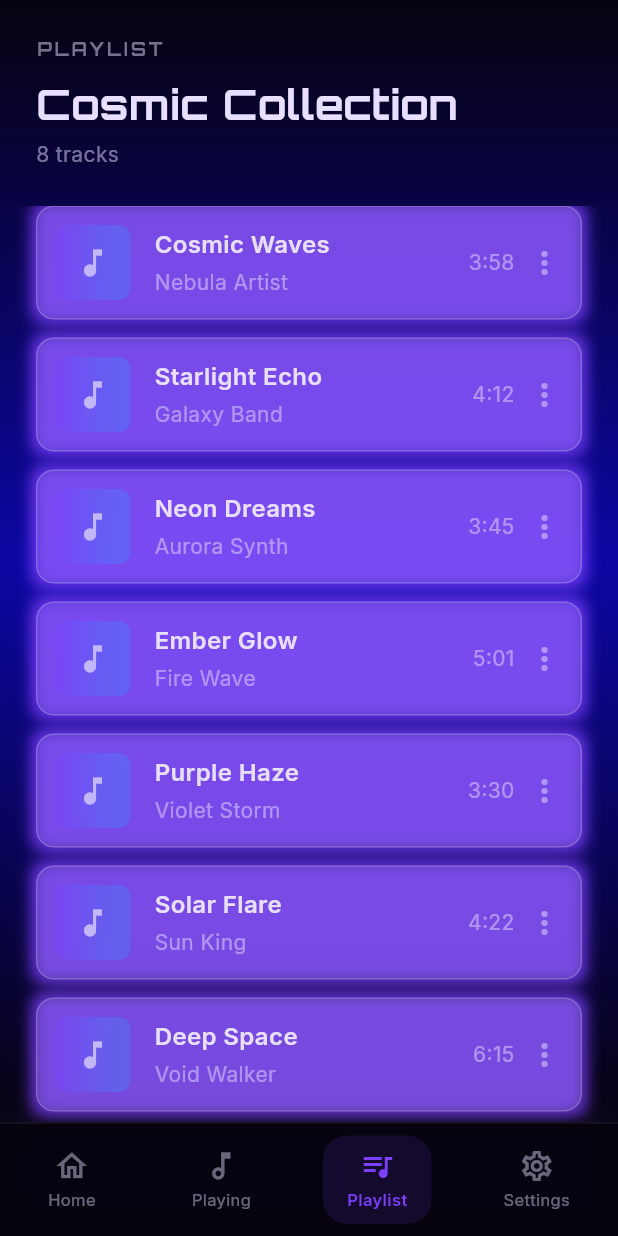
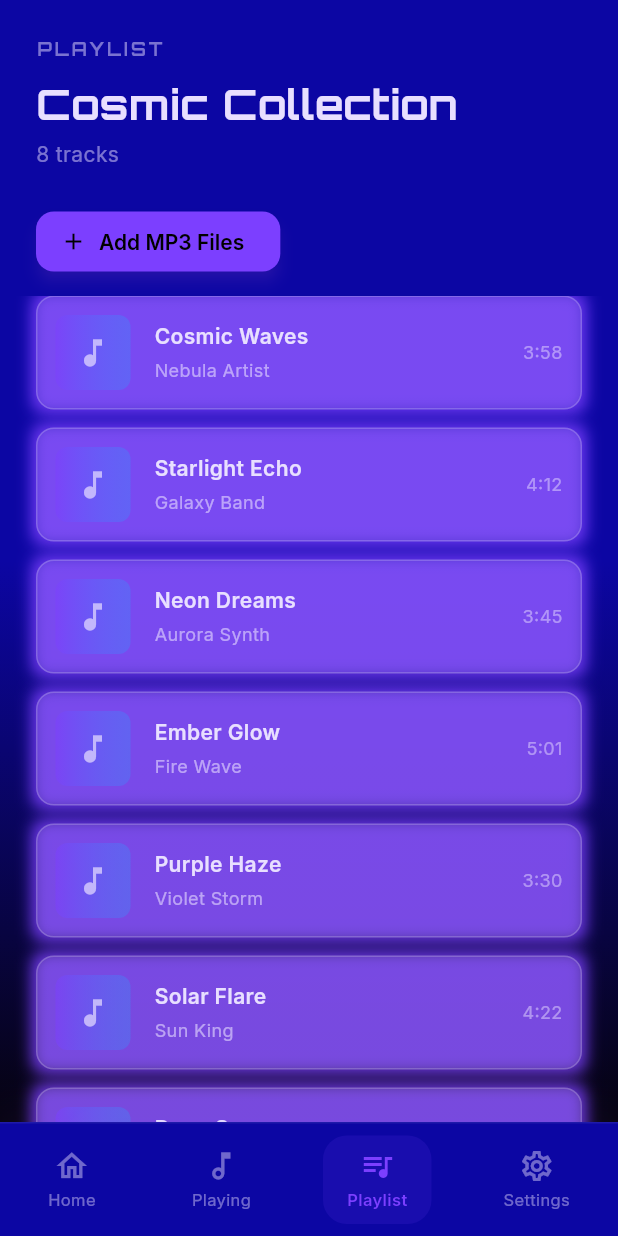
Before and after one commit to tijanikarim-blip/cosmic-music-player, a Flutter app: the MainNavigation screen opened directly, swiped to page 3, on a phone screen of 412 x 824 dp. Run offline on Flutter 3.47's test engine with Material 3 defaults, Android fonts, the phone set to English and light mode, and no system bars; our stand-ins replace file_picker, google_fonts, permission_handler.

Commit message:
Fix theme background + add MP3 file picker with permissions
- Update background colors to be more visible
- Fix WelcomeScreen theme persistence
- Add file_picker and permission_handler
- Add MP3 picker button to PlaylistScreen
- Add Android/iOS permissions for storage access

```diff
--- a/lib/core/theme/music_theme.dart
+++ b/lib/core/theme/music_theme.dart
@@ -5,31 +5,31 @@ enum MusicThemeType { emberOdyssey, auroraWave, goldenEclipse, galaxyStorm, imme
 
 class MusicTheme {
   // Ember Odyssey Theme
-  static const Color emberBg = Color(0xFF0D0501);
+  static const Color emberBg = Color(0xFF1A0A02);
   static const Color emberPrimary = Color(0xFFFF4500);
   static const Color emberSecondary = Color(0xFFFF8C00);
   static const Color emberText = Color(0xFFFFD580);
 
   // Aurora Wave Theme
-  static const Color auroraBg = Color(0xFF050A14);
+  static const Color auroraBg = Color(0xFF0A1428);
   static const Color auroraPrimary = Color(0xFF00E5FF);
   static const Color auroraSecondary = Color(0xFF7B2FFF);
   static const Color auroraText = Color(0xFFE0F7FF);
 
   // Golden Eclipse Theme
-  static const Color goldenBg = Color(0xFF080600);
+  static const Color goldenBg = Color(0xFF1A1400);
   static const Color goldenPrimary = Color(0xFFFFB800);
   static const Color goldenSecondary = Color(0xFFD4820A);
   static const Color goldenText = Color(0xFFFFF3CC);
 
   // Galaxy Storm Theme
-  static const Color galaxyBg = Color(0xFF06030F);
+  static const Color galaxyBg = Color(0xFF0C06A3);
   static const Color galaxyPrimary = Color(0xFF7C3FFF);
   static const Color galaxySecondary = Color(0xFF2D9CFF);
   static const Color galaxyText = Color(0xFFE8DFFF);
 
   // Immersive/Cosmic Deep Theme
-  static const Color immersiveBg = Color(0xFF04020E);
+  static const Color immersiveBg = Color(0xFF080428);
   static const Color immersivePrimary = Color(0xFFC040FF);
   static const Color immersiveSecondary = Color(0xFF4B00CC);
   static const Color immersiveText = Color(0xFFDDD0FF);
--- a/lib/screens/playlist_screen.dart
+++ b/lib/screens/playlist_screen.dart
@@ -1,14 +1,21 @@
 import 'package:flutter/material.dart';
 import 'package:google_fonts/google_fonts.dart';
 import 'package:provider/provider.dart';
+import 'package:permission_handler/permission_handler.dart';
+import 'package:file_picker/file_picker.dart';
 import '../core/theme/music_theme.dart';
 import '../core/theme/theme_provider.dart';
 import '../widgets/glass_container.dart';
 
-class PlaylistScreen extends StatelessWidget {
+class PlaylistScreen extends StatefulWidget {
   const PlaylistScreen({super.key});
 
-  final List<Map<String, String>> _songs = const [
+  @override
+  State<PlaylistScreen> createState() => _PlaylistScreenState();
+}
+
+class _PlaylistScreenState extends State<PlaylistScreen> {
+  List<Map<String, String>> _songs = const [
     {'title': 'Cosmic Waves', 'artist': 'Nebula Artist', 'duration': '3:58'},
     {'title': 'Starlight Echo', 'artist': 'Galaxy Band', 'duration': '4:12'},
     {'title': 'Neon Dreams', 'artist': 'Aurora Synth', 'duration': '3:45'},
@@ -18,6 +25,41 @@ class PlaylistScreen extends StatelessWidget {
     {'title': 'Deep Space', 'artist': 'Void Walker', 'duration': '6:15'},
     {'title': 'Golden Hour', 'artist': 'Eclipse Sound', 'duration': '3:58'},
   ];
+
+  Future<void> _pickMP3Files() async {
+    // Request storage permission
+    if (await Permission.storage.request().isGranted) {
+      final result = await FilePicker.platform.pickFiles(
+        type: FileType.custom,
+        allowedExtensions: ['mp3'],
+        allowMultiple: true,
+      );
+      if (result != null) {
+        setState(() {
+          for (var file in result.files) {
+            _songs = [..._songs, {'title': file.name, 'artist': 'Unknown', 'duration': '0:00'}];
+          }
+        });
+      }
+    } else {
+      // Show dialog if permission denied
+      if (mounted) {
+        showDialog(
+          context: context,
+          builder: (context) => AlertDialog(
+            title: const Text('Permission Required'),
+            content: const Text('Storage permission is needed to access MP3 files.'),
+            actions: [
+              TextButton(
+                onPressed: () => Navigator.pop(context),
+                child: const Text('OK'),
+              ),
+            ],
+          ),
+        );
+      }
+    }
+  }
 
   @override
   Widget build(BuildContext context) {
@@ -67,6 +109,22 @@ class PlaylistScreen extends StatelessWidget {
                 ],
               ),
             ),
+            Padding(
+              padding: const EdgeInsets.symmetric(horizontal: 24),
+              child: ElevatedButton.icon(
+                onPressed: _pickMP3Files,
+                icon: const Icon(Icons.add, size: 18),
+                label: const Text('Add MP3 Files'),
+                style: ElevatedButton.styleFrom(
+                  backgroundColor: primaryColor,
+                  foregroundColor: Colors.black,
+                  shape: RoundedRectangleBorder(
+                    borderRadius: BorderRadius.circular(12),
+                  ),
+                ),
+              ),
+            ),
+            const SizedBox(height: 12),
             Expanded(
               child: ListView.builder(
                 padding: const EdgeInsets.symmetric(horizontal: 24),
@@ -100,7 +158,7 @@ class PlaylistScreen extends StatelessWidget {
                                 Text(
                                   song['title']!,
                                   style: GoogleFonts.inter(
-                                    fontSize: 16,
+                                    fontSize: 14,
                                     fontWeight: FontWeight.w600,
                                     color: textColor,
                                   ),
@@ -109,8 +167,8 @@ class PlaylistScreen extends StatelessWidget {
                                 Text(
                                   song['artist']!,
                                   style: GoogleFonts.inter(
-                                    fontSize: 14,
-                                    color: textColor.withValues(alpha: 0.5),
+                                    fontSize: 12,
+                                    color: textColor.withValues(alpha: 0.6),
                                   ),
                                 ),
                               ],
@@ -119,12 +177,10 @@ class PlaylistScreen extends StatelessWidget {
                           Text(
                             song['duration']!,
                             style: GoogleFonts.inter(
-                              fontSize: 14,
+                              fontSize: 12,
                               color: textColor.withValues(alpha: 0.5),
                             ),
                           ),
-                          const SizedBox(width: 8),
-                          Icon(Icons.more_vert, color: textColor.withValues(alpha: 0.5)),
                         ],
                       ),
                     ),
--- a/lib/screens/welcome_screen.dart
+++ b/lib/screens/welcome_screen.dart
@@ -90,7 +90,10 @@ class _WelcomeScreenState extends State<WelcomeScreen> {
                         final theme = _themes[index];
                         final isSelected = theme['type'] == _selectedTheme;
                         return GestureDetector(
-                          onTap: () => setState(() => _selectedTheme = theme['type']),
+                          onTap: () {
+                            setState(() => _selectedTheme = theme['type']);
+                            themeProvider.setTheme(theme['type']);
+                          },
                           child: Container(
                             width: 80,
                             margin: const EdgeInsets.symmetric(horizontal: 8),
--- a/pubspec.yaml
+++ b/pubspec.yaml
@@ -41,6 +41,10 @@ dependencies:
 
   # Media Playback
   just_audio: ^0.9.36
+
+  # File Picker and Permissions
+  file_picker: ^8.0.0
+  permission_handler: ^11.3.0
 
   # The following adds the Cupertino Icons font to your application.
   # Use with the CupertinoIcons class for iOS style icons.
```
Also changed, not shown: pubspec.lock, 5 other files.
